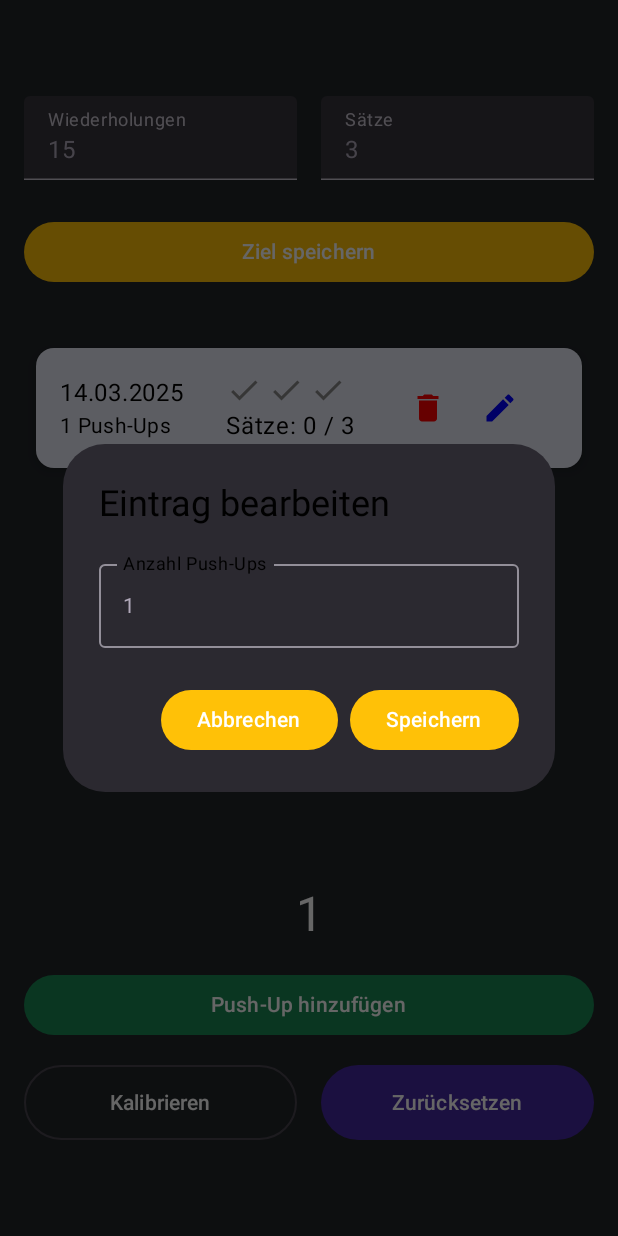
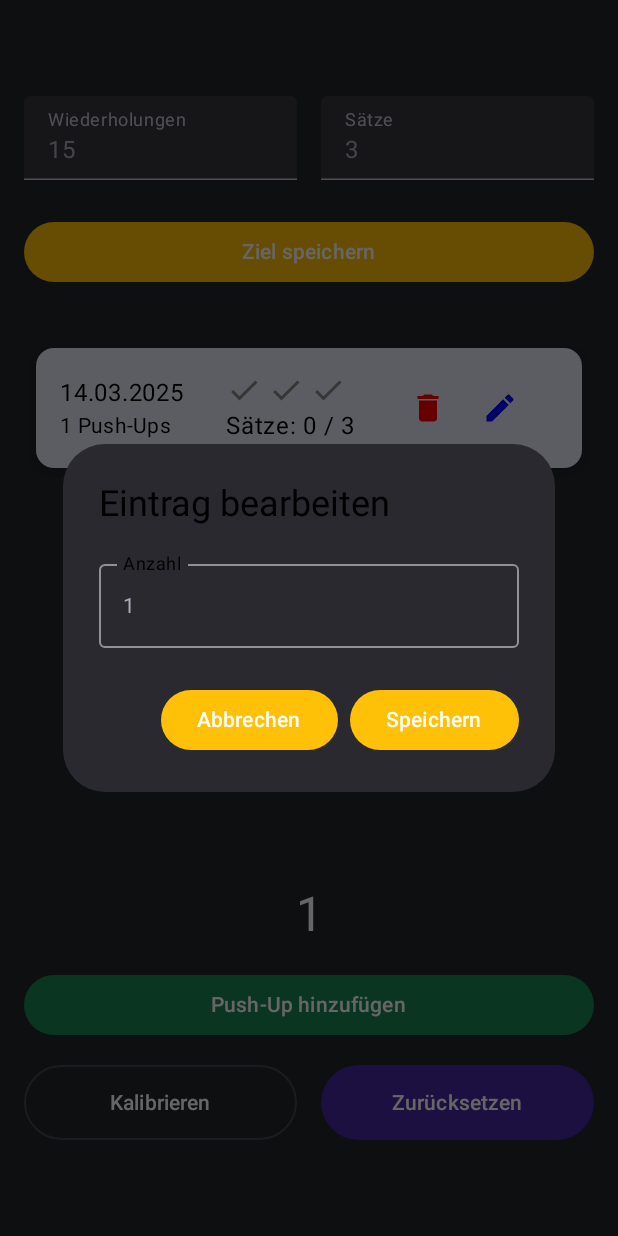
Before and after one commit to Shebby91/PushUpCounterApp, an Android app built with Jetpack Compose: the CounterScreen screen opened through its navigation route, after a tap on "Bearbeiten", on a phone screen of 412 x 824 dp. Run offline under Robolectric (Android 15) with nearby library versions, the phone set to English and light mode, and no system bars; 3 other taps on this screen came first.

Commit message:
some refactoring

```diff
--- a/app/src/main/java/com/example/app/MainActivity.kt
+++ b/app/src/main/java/com/example/app/MainActivity.kt
@@ -35,6 +35,7 @@ import java.util.*
 import kotlin.math.abs
 import androidx.compose.foundation.Image
 import android.os.CountDownTimer
+import androidx.compose.ui.text.style.TextAlign
 import androidx.lifecycle.ViewModel
 
 class MainActivity : ComponentActivity() {
@@ -44,75 +45,57 @@ class MainActivity : ComponentActivity() {
         setContent {
             DarkTheme {
                 AppNavigation()
-                //PushUpCounterScreen()
             }
         }
     }
 }
-
 class PushUpSensorListener(context: Context, private val onPushUpDetected: () -> Unit) :
     SensorEventListener {
-
     private var sensorManager: SensorManager = context.getSystemService(Context.SENSOR_SERVICE) as SensorManager
     private var accelerometer: Sensor? = sensorManager.getDefaultSensor(Sensor.TYPE_ACCELEROMETER)
-
     private var previousZ = 0f
     private var pushUpInProgress = false
     private var pushUpStartTime = 0L
     private var lastPushUpTime = 0L
-
     private val minPushUpDuration = 400  // Angepasst: Realistischere Zeit
     private val minZdiff = 1.5f
     private val minTotalMovement = 2.5f  // Angepasst: Weniger Distanz notwendig
-
     private var zValues = mutableListOf<Float>()
-
     private var calibratedZ = 0f  // Neue Variable: Speichert den Kalibrierungswert
     private var isCalibrated = false  // Neue Variable: Zeigt an, ob kalibriert wurde
-
     // Vibrator für Vibrationseffekt
     private val vibrator = context.getSystemService(Context.VIBRATOR_SERVICE) as Vibrator
-
     fun register() {
         accelerometer?.let {
             sensorManager.registerListener(this, it, SensorManager.SENSOR_DELAY_UI)
         }
     }
-
     fun unregister() {
         sensorManager.unregisterListener(this)
     }
-
     fun calibrate() {
         isCalibrated = false  // Vorherige Kalibrierung zurücksetzen
     }
-
     override fun onSensorChanged(event: SensorEvent?) {
         event?.let {
             val currentZ = it.values[2]
             val timestamp = System.currentTimeMillis()
-
             if (!isCalibrated) {
                 calibratedZ = currentZ
                 isCalibrated = true
                 return
             }
-
             if (zValues.size > 5) zValues.removeAt(0)
             zValues.add(currentZ)
             val smoothedZ = zValues.average().toFloat()
-
             val deltaZ = previousZ - smoothedZ
-
             if (!pushUpInProgress && deltaZ > minZdiff) {
                 pushUpInProgress = true
                 pushUpStartTime = timestamp
             }
-
             if (pushUpInProgress && smoothedZ - previousZ > minZdiff) {
                 val pushUpDuration = timestamp - pushUpStartTime
                 val totalMovement = abs(previousZ - smoothedZ)
-
                 if (pushUpDuration > minPushUpDuration && totalMovement > minTotalMovement) {
                     pushUpInProgress = false
                     lastPushUpTime = timestamp
@@ -120,22 +103,17 @@ class PushUpSensorListener(context: Context, private val onPushUpDetected: () ->
                     vibratePhone()
                 }
             }
-
             previousZ = smoothedZ
         }
     }
-
     override fun onAccuracyChanged(sensor: Sensor?, accuracy: Int) {}
-
     private fun vibratePhone() {
         if (Build.VERSION.SDK_INT >= Build.VERSION_CODES.O) {
             // Neue Vibrations-API für Android 8+ (Oreo)
             vibrator.vibrate(VibrationEffect.createOneShot(100, VibrationEffect.DEFAULT_AMPLITUDE))
         }
     }
-
 }
-
 @SuppressLint("StaticFieldLeak")
 class WorkoutTimerViewModel(private val context: Context, val workoutType: WorkoutType) : ViewModel() {
     var minutes by mutableIntStateOf(0)
@@ -147,11 +125,9 @@ class WorkoutTimerViewModel(private val context: Context, val workoutType: Worko
     var progress by mutableFloatStateOf(0f)
     var remainingTimeText by mutableStateOf("")
     private var timer: CountDownTimer? = null
-
     init {
         loadTargetTime()
     }
-
     fun startTimer() {
         if (isRunning) return
         val totalMillis = (minutes * 60 + seconds) * 1000L
@@ -159,59 +135,49 @@ class WorkoutTimerViewModel(private val context: Context, val workoutType: Worko
         isRunning = true
         progress = 0f
         remainingTimeText = formatTime(remainingTime)
-
         timer = object : CountDownTimer(totalMillis, 1000) {
             override fun onTick(millisUntilFinished: Long) {
                 remainingTime = millisUntilFinished.toInt()
                 remainingTimeText = formatTime(remainingTime)
                 progress = (1 - millisUntilFinished.toFloat() / totalMillis)
             }
-
             override fun onFinish() {
                 isRunning = false
                 saveWorkoutRecord()
             }
         }.start()
     }
-
     fun stopTimer() {
         timer?.cancel()
         isRunning = false
     }
-
     @SuppressLint("DefaultLocale")
     private fun formatTime(timeInMillis: Int): String {
         val minutes = timeInMillis / 1000 / 60
         val seconds = (timeInMillis / 1000) % 60
         return String.format("%02d:%02d", minutes, seconds)
     }
-
     private fun saveWorkoutRecord() {
         val date = SimpleDateFormat("dd.MM.yyyy", Locale.getDefault()).format(Date())
         val totalMilliseconds = (minutes * 60 + seconds) * 1000
-
         val record = WorkoutRecord(
             date = date,
             type = workoutType,
             durationMillis = totalMilliseconds,
             sets = 1
         )
-
         WorkoutHistoryRepository.addOrUpdateRecord(context, record)
         history = WorkoutHistoryRepository.loadHistory(context)
     }
-
     fun saveTargetTime() {
         WorkoutSettingsRepository.saveTargetTime(context, workoutType, minutes, seconds, goalSets)
     }
-
     private fun loadTargetTime() {
         val (min, sec, sets) = WorkoutSettingsRepository.getTargetTime(context, workoutType)
         minutes = min
         seconds = sec
         goalSets = sets
     }
-
     fun updateRecord(updatedRecord: WorkoutRecord, originalRecord: WorkoutRecord) {
         val currentHistory = history.toMutableList()
         val index = currentHistory.indexOf(originalRecord)
@@ -221,7 +187,6 @@ class WorkoutTimerViewModel(private val context: Context, val workoutType: Worko
             history = currentHistory
         }
     }
-
     fun deleteRecord(record: WorkoutRecord) {
         val currentHistory = history.toMutableList()
         currentHistory.remove(record)
@@ -230,9 +195,6 @@ class WorkoutTimerViewModel(private val context: Context, val workoutType: Worko
     }
 
 }
-
-
-
 @Composable
 fun DarkTheme(content: @Composable () -> Unit) {
     MaterialTheme(
@@ -252,7 +214,6 @@ fun DarkTheme(content: @Composable () -> Unit) {
         content = content
     )
 }
-
 @Composable
 fun AppNavigation() {
     val navController = rememberNavController()
@@ -273,7 +234,6 @@ fun AppNavigation() {
         //composable("overview") {  }
     }
 }
-
 @Composable
 fun StartScreen(navController: NavController) {
     Box(
@@ -293,31 +253,15 @@ fun StartScreen(navController: NavController) {
                 contentDescription = "App Logo",
                 modifier = Modifier.size(250.dp)
             )
-            //Text(text = "Power-App", color = MaterialTheme.colorScheme.primary, style = MaterialTheme.typography.titleLarge)
-            // Erste Reihe mit zwei Buttons
             Row(
                 horizontalArrangement = Arrangement.spacedBy(16.dp),
                 modifier = Modifier.fillMaxWidth(),
                 verticalAlignment = Alignment.CenterVertically
             ) {
-                Button(
-                    onClick = { navController.navigate("pushups") },
-                    modifier = Modifier.weight(1f),
-                    colors = ButtonDefaults.buttonColors(containerColor = MaterialTheme.colorScheme.primary)
-                ) {
-                    Text("Push-Ups", color = MaterialTheme.colorScheme.onPrimary)
-                }
-
-                Button(
-                    onClick = { navController.navigate("planks") },
-                    modifier = Modifier.weight(1f),
-                    colors = ButtonDefaults.buttonColors(containerColor = MaterialTheme.colorScheme.primary)
-                ) {
-                    Text("Planks", color = MaterialTheme.colorScheme.onPrimary)
-                }
+                Text(text = "Day: 1, 3, 5", modifier = Modifier.weight(1f), color = MaterialTheme.colorScheme.primary, style = MaterialTheme.typography.titleLarge, textAlign = TextAlign.Center)
+                Text(text = "Day: 2, 4",modifier = Modifier.weight(1f), color = MaterialTheme.colorScheme.primary, style = MaterialTheme.typography.titleLarge, textAlign = TextAlign.Center)
             }
-
-            // Zweite Reihe mit zwei Buttons
+            // Erste Reihe mit zwei Buttons
             Row(
                 horizontalArrangement = Arrangement.spacedBy(16.dp),
                 modifier = Modifier.fillMaxWidth(),
@@ -331,37 +275,15 @@ fun StartScreen(navController: NavController) {
                     Text("Squats", color = MaterialTheme.colorScheme.onPrimary)
                 }
                 Button(
-                    onClick = { navController.navigate("climber") },
-                    modifier = Modifier.weight(1f),
-                    colors = ButtonDefaults.buttonColors(containerColor = MaterialTheme.colorScheme.primary)
-                ) {
-                    Text("MountainClimber", color = MaterialTheme.colorScheme.onPrimary)
-                }
-            }
-
-            // Dritte Reihe mit zwei Buttons
-            Row(
-                horizontalArrangement = Arrangement.spacedBy(16.dp),
-                modifier = Modifier.fillMaxWidth(),
-                verticalAlignment = Alignment.CenterVertically
-            ) {
-                Button(
-                    onClick = { navController.navigate("rowing") },
-                    modifier = Modifier.weight(1f),
-                    colors = ButtonDefaults.buttonColors(containerColor = MaterialTheme.colorScheme.primary)
-                ) {
-                    Text("Rowing", color = MaterialTheme.colorScheme.onPrimary)
-                }
-                Button(
                     onClick = { navController.navigate("burpees") },
                     modifier = Modifier.weight(1f),
                     colors = ButtonDefaults.buttonColors(containerColor = MaterialTheme.colorScheme.primary)
                 ) {
                     Text("Burpees", color = MaterialTheme.colorScheme.onPrimary)
                 }
+
             }
-
-            //Vierte Reihe mit zwei Buttons
+            // Zweite Reihe mit zwei Buttons
             Row(
                 horizontalArrangement = Arrangement.spacedBy(16.dp),
                 modifier = Modifier.fillMaxWidth(),
@@ -373,6 +295,49 @@ fun StartScreen(navController: NavController) {
                     colors = ButtonDefaults.buttonColors(containerColor = MaterialTheme.colorScheme.primary)
                 ) {
                     Text("Lunges", color = MaterialTheme.colorScheme.onPrimary)
+                }
+                Button(
+                    onClick = { navController.navigate("climber") },
+                    modifier = Modifier.weight(1f),
+                    colors = ButtonDefaults.buttonColors(containerColor = MaterialTheme.colorScheme.primary)
+                ) {
+                    Text("MountainClimber", color = MaterialTheme.colorScheme.onPrimary)
+                }
+            }
+            // Dritte Reihe mit zwei Buttons
+            Row(
+                horizontalArrangement = Arrangement.spacedBy(16.dp),
+                modifier = Modifier.fillMaxWidth(),
+                verticalAlignment = Alignment.CenterVertically
+            ) {
+                Button(
+                    onClick = { navController.navigate("pushups") },
+                    modifier = Modifier.weight(1f),
+                    colors = ButtonDefaults.buttonColors(containerColor = MaterialTheme.colorScheme.primary)
+                ) {
+                    Text("Push-Ups", color = MaterialTheme.colorScheme.onPrimary)
+                }
+                Button(
+                    onClick = { navController.navigate("planks") },
+                    modifier = Modifier.weight(1f),
+                    colors = ButtonDefaults.buttonColors(containerColor = MaterialTheme.colorScheme.primary)
+                ) {
+                    Text("Planks", color = MaterialTheme.colorScheme.onPrimary)
+                }
+
+            }
+            //Vierte Reihe mit zwei Buttons
+            Row(
+                horizontalArrangement = Arrangement.spacedBy(16.dp),
+                modifier = Modifier.fillMaxWidth(),
+                verticalAlignment = Alignment.CenterVertically
+            ) {
+                Button(
+                    onClick = { navController.navigate("shoulderpress") },
+                    modifier = Modifier.weight(1f),
+                    colors = ButtonDefaults.buttonColors(containerColor = MaterialTheme.colorScheme.primary)
+                ) {
+                    Text("Shoulder Press", color = MaterialTheme.colorScheme.onPrimary)
                 }
                 Button(
                     onClick = { navController.navigate("legraises") },
@@ -389,11 +354,11 @@ fun StartScreen(navController: NavController) {
                 verticalAlignment = Alignment.CenterVertically
             ) {
                 Button(
-                    onClick = { navController.navigate("shoulderpress") },
+                    onClick = { navController.navigate("rowing") },
                     modifier = Modifier.weight(1f),
                     colors = ButtonDefaults.buttonColors(containerColor = MaterialTheme.colorScheme.primary)
                 ) {
-                    Text("Shoulder Press", color = MaterialTheme.colorScheme.onPrimary)
+                    Text("Rowing", color = MaterialTheme.colorScheme.onPrimary)
                 }
                 Button(
                     onClick = { navController.navigate("trizepsdips") },
@@ -403,7 +368,6 @@ fun StartScreen(navController: NavController) {
                     Text("Trizeps-Dips", color = MaterialTheme.colorScheme.onPrimary)
                 }
             }
-
             //Fünfte Reihe mit zwei Buttons
             Row(
                 horizontalArrangement = Arrangement.spacedBy(16.dp),
@@ -429,7 +393,6 @@ fun StartScreen(navController: NavController) {
         }
     }
 }
-
 @Composable
 fun WorkoutTimerScreen(viewModel: WorkoutTimerViewModel) {
     var showDialog by remember { mutableStateOf(false) }
@@ -444,8 +407,6 @@ fun WorkoutTimerScreen(viewModel: WorkoutTimerViewModel) {
             .padding(horizontal = 16.dp, vertical = 64.dp),
         horizontalAlignment = Alignment.CenterHorizontally
     ) {
-        //Text(text = "${viewModel.workoutType.name} Timer", style = MaterialTheme.typography.headlineLarge)
-
         Row {
             TextField(
                 value = viewModel.minutes.toString(),
@@ -468,9 +429,7 @@ fun WorkoutTimerScreen(viewModel: WorkoutTimerViewModel) {
                 modifier = Modifier.weight(1f)
             )
         }
-
         Spacer(modifier = Modifier.height(24.dp))
-
         Button(
             onClick = {
                 viewModel.saveTargetTime()
@@ -481,9 +440,7 @@ fun WorkoutTimerScreen(viewModel: WorkoutTimerViewModel) {
         ) {
             Text(text = "Ziel speichern")
         }
-
         Spacer(modifier = Modifier.height(24.dp))
-
         LazyColumn(
             modifier = Modifier
                 .weight(1f)
@@ -494,20 +451,15 @@ fun WorkoutTimerScreen(viewModel: WorkoutTimerViewModel) {
                 WorkoutHistoryItem(record = record, onEdit = { editRecord = record }, onDelete = { deleteRecord = record })
             }
         }
-
         Spacer(modifier = Modifier.height(24.dp))
-
         Text(text = viewModel.remainingTimeText, color = MaterialTheme.colorScheme.onPrimary, style = MaterialTheme.typography.headlineLarge)
         Spacer(modifier = Modifier.height(24.dp))
-
         Button(
             onClick = { viewModel.startTimer() },
             enabled = !viewModel.isRunning,
             modifier = Modifier.fillMaxWidth().height(50.dp),
             colors = ButtonDefaults.buttonColors(containerColor = MaterialTheme.colorScheme.tertiary)
-        ) /*{
-            Text(text = "${viewModel.workoutType.name} starten")
-        }*/
+        )
         {
             Text(
                 text = when (viewModel.workoutType.name) {
@@ -518,9 +470,7 @@ fun WorkoutTimerScreen(viewModel: WorkoutTimerViewModel) {
                 color = MaterialTheme.colorScheme.onPrimary
             )
         }
-
         Spacer(modifier = Modifier.height(24.dp))
-
         Button(
             onClick = { viewModel.stopTimer() },
             enabled = viewModel.isRunning,
@@ -530,7 +480,6 @@ fun WorkoutTimerScreen(viewModel: WorkoutTimerViewModel) {
             Text(text = "Stop")
         }
     }
-
     if (showDialog) {
         WorkoutAlert(
             title = "Speichern erfolgreich",
@@ -538,7 +487,6 @@ fun WorkoutTimerScreen(viewModel: WorkoutTimerViewModel) {
             onDismiss = { showDialog = false }
         )
     }
-
     editRecord?.let { record ->
         EditWorkoutDialog(record = record, onDismiss = { editRecord = null }) { newMinutes, newSeconds ->
             val newDuration = (newMinutes * 60 + newSeconds) * 1000
@@ -547,7 +495,6 @@ fun WorkoutTimerScreen(viewModel: WorkoutTimerViewModel) {
             editRecord = null
         }
     }
-
     deleteRecord?.let { record ->
         DeleteWorkoutDialog(record = record, onDismiss = { deleteRecord = null }) {
             viewModel.deleteRecord(record)
@@ -555,7 +502,6 @@ fun WorkoutTimerScreen(viewModel: WorkoutTimerViewModel) {
         }
     }
 }
-
 @Composable
 fun CounterScreen(workoutType: WorkoutType) {
     val context = LocalContext.current
@@ -566,7 +512,6 @@ fun CounterScreen(workoutType: WorkoutType) {
     var showCalibratedDialog by remember { mutableStateOf(false) }
     var reps by remember { mutableStateOf("30") }
     var sets by remember { mutableStateOf("3") }
-
     // Abrufen der Push-Up-Ziele aus SharedPreferences
     LaunchedEffect(context) {
         when (workoutType) {
@@ -635,7 +580,6 @@ fun CounterScreen(workoutType: WorkoutType) {
     }
     // Dialog-Status
     var showDialog by remember { mutableStateOf(false) }
-
     // Aktualisieren eines Eintrags in der History
     fun updateRecord(updatedRecord: WorkoutRecord, originalRecord: WorkoutRecord) {
         val currentHistory = WorkoutHistoryRepository.loadHistory(context).toMutableList()
@@ -646,7 +590,6 @@ fun CounterScreen(workoutType: WorkoutType) {
             history = currentHistory
         }
     }
-
     // Löschen eines Eintrags aus der History
     fun deleteRecord(record: WorkoutRecord) {
         val currentHistory = WorkoutHistoryRepository.loadHistory(context).toMutableList()
@@ -654,10 +597,7 @@ fun CounterScreen(workoutType: WorkoutType) {
         WorkoutHistoryRepository.saveHistory(context, currentHistory)
         history = currentHistory
     }
-
     // Speichern des Ziels (Vereinheitlicht über WorkoutSettingsRepository)
-
-
     fun addWorkoutRecord() {
         val date = SimpleDateFormat("dd.MM.yyyy", Locale.getDefault()).format(Date())
         val currentHistory = WorkoutHistoryRepository.loadHistory(context).toMutableList()
@@ -674,19 +614,14 @@ fun CounterScreen(workoutType: WorkoutType) {
         WorkoutHistoryRepository.saveHistory(context, currentHistory)
         history = currentHistory
     }
-
    val sensorListener = remember { PushUpSensorListener(context) { count++; addWorkoutRecord() } }
-
    LaunchedEffect(Unit) {
        sensorListener.register()
    }
-
    DisposableEffect(Unit) {
        onDispose { sensorListener.unregister() }
    }
-
-    val filteredHistory = history.filter { it.type == workoutType }
-
+   val filteredHistory = history.filter { it.type == workoutType }
    Column(
        modifier = Modifier
            .fillMaxSize()
@@ -694,7 +629,6 @@ fun CounterScreen(workoutType: WorkoutType) {
            .padding(horizontal = 16.dp, vertical = 64.dp),
        horizontalAlignment = Alignment.CenterHorizontally
    ) {
-
        Row(
            horizontalArrangement = Arrangement.spacedBy(16.dp), // Abstand zwischen den Textfeldern
            verticalAlignment = Alignment.CenterVertically // Vertikale Ausrichtung
@@ -706,7 +640,6 @@ fun CounterScreen(workoutType: WorkoutType) {
                keyboardOptions = KeyboardOptions.Default.copy(keyboardType = KeyboardType.Number),
                modifier = Modifier.weight(1f) // TextField nimmt gleichmäßig Platz ein
            )
-
            TextField(
                value = sets,
                onValueChange = { sets = it },
@@ -715,9 +648,7 @@ fun CounterScreen(workoutType: WorkoutType) {
                modifier = Modifier.weight(1f) // TextField nimmt gleichmäßig Platz ein
            )
        }
-
        Spacer(modifier = Modifier.height(24.dp))
-
        // Ziel speichern Button
        Button(
            onClick = {
@@ -743,14 +674,7 @@ fun CounterScreen(workoutType: WorkoutType) {
        ) {
            Text(text = "Ziel speichern", color = MaterialTheme.colorScheme.onPrimary)
        }
-
        Spacer(modifier = Modifier.height(24.dp))
-
-       /*Text(
-           text = "Push-Up Verlauf",
-           color = MaterialTheme.colorScheme.onPrimary,
-           style = MaterialTheme.typography.titleLarge
-       )*/
        LazyColumn(
            modifier = Modifier
                .weight(1f)
@@ -765,20 +689,13 @@ fun CounterScreen(workoutType: WorkoutType) {
                )
            }
        }
-
        Spacer(modifier = Modifier.height(24.dp))
-
        Text(
            text = "$count",
            color = MaterialTheme.colorScheme.onPrimary,
            style = MaterialTheme.typography.headlineLarge
        )
-
        Spacer(modifier = Modifier.height(16.dp))
-
-
-
-
        Row(
            horizontalArrangement = Arrangement.spacedBy(16.dp), // Abstand zwischen den Textfeldern
            verticalAlignment = Alignment.CenterVertically // Vertikale Ausrichtung
@@ -810,9 +727,7 @@ fun CounterScreen(workoutType: WorkoutType) {
                )
            }
        }
-
        Spacer(modifier = Modifier.height(16.dp))
-
        Row(
            horizontalArrangement = Arrangement.spacedBy(16.dp), // Abstand zwischen den Buttons
            verticalAlignment = Alignment.CenterVertically // Vertikale Ausrichtung
@@ -843,27 +758,18 @@ fun CounterScreen(workoutType: WorkoutType) {
            }
        }
    }
-
    // Einfache AlertDialog-Box anzeigen
    if (showDialog) {
        vibratePhone(context,100)
        WorkoutAlert(title = "Speichern erfolgreich", message = "Das tägliche Ziel wurde erfolgreich gespeichert", onDismiss = { showDialog = false })
    }
-
-   // Dialog für das Erreichen des Ziels
-  /* if (showGoalAchievedDialog) {
-       vibratePhone(context,400)
-       WorkoutAlert(title = "Ziel erreicht!", message = "Herzlichen Glückwunsch! Du hast dein tägliches Ziel von $dailyGoal Push-Ups erreicht.", onDismiss = { showGoalAchievedDialog = false })
-   }
-*/
    // Dialog für das Erreichen des Ziels
    if (showCalibratedDialog) {
        vibratePhone(context,100)
        WorkoutAlert(title = "Erfolgreich kalibriert!", message = "Kalibrierung wurde erfolgreich zurückgesetzt.", onDismiss = { showCalibratedDialog = false })
    }
-
-    editRecord?.let { record ->
-        EditPushUpDialog(
+   editRecord?.let { record ->
+        EditCounterWorkoutDialog(
             record = record,
             onDismiss = { editRecord = null },
             onConfirm = { newCount ->
@@ -872,10 +778,9 @@ fun CounterScreen(workoutType: WorkoutType) {
                 editRecord = null
             }
         )
-    }
-
-    deleteRecord?.let { record ->
-        DeletePushUpDialog(
+   }
+   deleteRecord?.let { record ->
+        DeleteCounterWorkoutDialog(
             record = record,
             onDismiss = { deleteRecord = null },
             onConfirm = {
@@ -883,5 +788,5 @@ fun CounterScreen(workoutType: WorkoutType) {
                 deleteRecord = null
             }
         )
-    }
+   }
 }
--- a/app/src/main/java/com/example/app/WorkoutAlertHelper.kt
+++ b/app/src/main/java/com/example/app/WorkoutAlertHelper.kt
@@ -1,11 +1,8 @@
 package com.example.app
 
-import android.content.Context
-import android.widget.Toast
 import androidx.compose.runtime.Composable
 import androidx.compose.material3.AlertDialog
 import androidx.compose.material3.Button
-import androidx.compose.material3.MaterialTheme
 import androidx.compose.material3.Text
 
 @Composable
@@ -21,7 +18,6 @@ fun WorkoutAlert(title: String, message: String, onDismiss: () -> Unit) {
         }
     )
 }
-
 /*fun showToast(context: Context, message: String) {
     Toast.makeText(context, message, Toast.LENGTH_SHORT).show()
 }*/
--- a/app/src/main/java/com/example/app/WorkoutSettingsRepo.kt
+++ b/app/src/main/java/com/example/app/WorkoutSettingsRepo.kt
@@ -1,7 +1,6 @@
 package com.example.app
 
 import android.content.Context
-
 
 object WorkoutSettingsRepository {
     private const val PREFS_NAME = "workout_settings"
```
Also changed, not shown: app/src/main/java/com/example/app/WorkoutDialogHelper.kt (+3 -27 lines).
